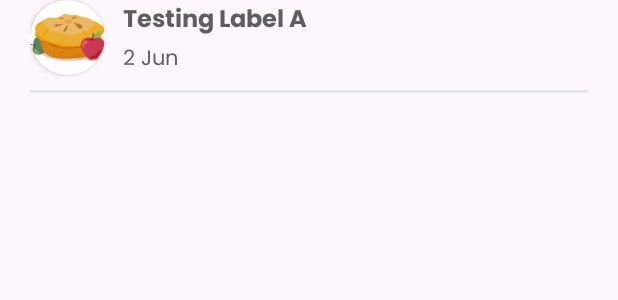
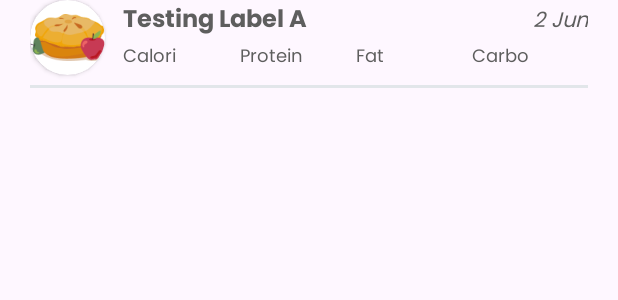
Before and after one commit to Nutriant/nutriant-app, an Android app: the layout item_history_label.xml on its own in the app's theme, with its tools: preview values and no code run, on a phone screen of 412 x 824 dp. Shown: the top 300 px of the screen. Run offline under Robolectric (Android 15) with nearby library versions, the phone set to English and light mode, and no system bars.

Commit message:
Update layout history

```diff
--- a/app/src/main/res/layout/item_history_label.xml
+++ b/app/src/main/res/layout/item_history_label.xml
@@ -1,52 +1,116 @@
 <?xml version="1.0" encoding="utf-8"?>
 <RelativeLayout xmlns:android="http://schemas.android.com/apk/res/android"
+    xmlns:app="http://schemas.android.com/apk/res-auto"
     xmlns:tools="http://schemas.android.com/tools"
     android:layout_width="match_parent"
+    android:layout_height="wrap_content"
     android:layout_marginBottom="20dp"
-    android:layout_height="wrap_content"
-    android:paddingHorizontal="20dp"
-    xmlns:app="http://schemas.android.com/apk/res-auto">
+    android:paddingHorizontal="20dp">
+
     <androidx.cardview.widget.CardView
         android:id="@+id/cv_img"
         android:layout_width="50dp"
         android:layout_height="50dp"
-        app:cardCornerRadius="50dp"
         android:layout_alignParentStart="true"
-        android:layout_alignParentTop="true">
+        android:layout_alignParentTop="true"
+        app:cardCornerRadius="50dp">
+
         <ImageView
             android:id="@+id/img_label"
             android:layout_width="match_parent"
             android:layout_height="match_parent"
-            tools:src="@drawable/img_label_history"/>
+            tools:src="@drawable/img_label_history" />
     </androidx.cardview.widget.CardView>
 
     <LinearLayout
         android:id="@+id/layout_text"
-        android:layout_toEndOf="@+id/cv_img"
-        android:layout_marginStart="12dp"
         android:layout_width="match_parent"
         android:layout_height="wrap_content"
-        android:orientation="vertical">
+        android:layout_marginStart="12dp"
+        android:layout_toEndOf="@+id/cv_img"
+        android:orientation="horizontal">
+
         <TextView
             android:id="@+id/name_label"
+            android:layout_width="wrap_content"
+            android:layout_height="wrap_content"
             android:fontFamily="@font/poppinsbold"
-            android:layout_width="wrap_content"
             android:textSize="16sp"
-            android:layout_height="wrap_content"
-            tools:text="Testing Label A"/>
+            tools:text="Testing Label A" />
+
         <TextView
             android:id="@+id/date_label"
+            android:layout_width="match_parent"
+            android:layout_height="wrap_content"
+            android:layout_marginStart="8dp"
             android:fontFamily="@font/poppinsregular"
-            android:layout_width="wrap_content"
+            android:gravity="end"
             android:textSize="14sp"
-            android:layout_height="wrap_content"
-            tools:text="2 Jun"/>
+            android:textStyle="italic"
+            tools:text="2 Jun" />
     </LinearLayout>
 
+    <LinearLayout
+        android:id="@+id/layout_vertical"
+        android:layout_width="match_parent"
+        android:layout_height="wrap_content"
+        android:layout_marginStart="12dp"
+        android:layout_marginTop="12dp"
+        android:layout_toEndOf="@+id/cv_img"
+        android:orientation="vertical">
+
+        <LinearLayout
+            android:layout_width="match_parent"
+            android:layout_height="wrap_content"
+            android:layout_marginTop="16dp"
+            android:orientation="horizontal">
+
+            <TextView
+                android:id="@+id/searchCalorDetail"
+                android:layout_width="match_parent"
+                android:layout_height="wrap_content"
+                android:layout_weight="1"
+                android:fontFamily="@font/poppinsregular"
+                android:text="@string/calori_title"
+                android:textSize="12sp" />
+
+            <TextView
+                android:id="@+id/searchProteinDetail"
+                android:layout_width="match_parent"
+                android:layout_height="wrap_content"
+                android:layout_weight="1"
+                android:fontFamily="@font/poppinsregular"
+                android:text="@string/proteinTitle"
+                android:textSize="12sp" />
+
+            <TextView
+                android:id="@+id/searchFatDetail"
+                android:layout_width="match_parent"
+                android:layout_height="wrap_content"
+                android:layout_weight="1"
+                android:fontFamily="@font/poppinsregular"
+                android:text="@string/fatTitle"
+                android:textSize="12sp" />
+
+            <TextView
+                android:id="@+id/searchCarboDetail"
+                android:layout_width="match_parent"
+                android:layout_height="wrap_content"
+                android:layout_weight="1"
+                android:fontFamily="@font/poppinsregular"
+                android:text="@string/carboTitle"
+                android:textSize="12sp" />
+
+        </LinearLayout>
+
+
+    </LinearLayout>
+
+
     <View
-        android:layout_marginTop="8dp"
         android:layout_width="match_parent"
         android:layout_height="2dp"
-        android:layout_below="@+id/layout_text"
-        android:background="@color/lightGray"/>
+        android:layout_below="@+id/layout_vertical"
+        android:layout_marginTop="8dp"
+        android:background="@color/lightGray" />
 </RelativeLayout>
```
